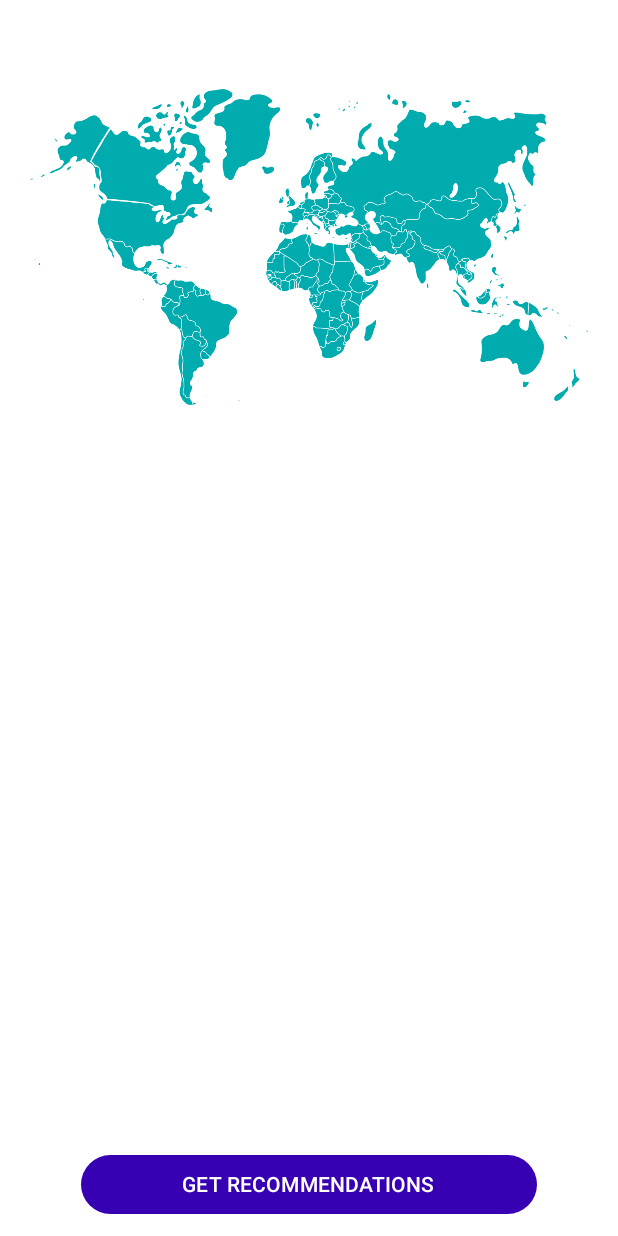
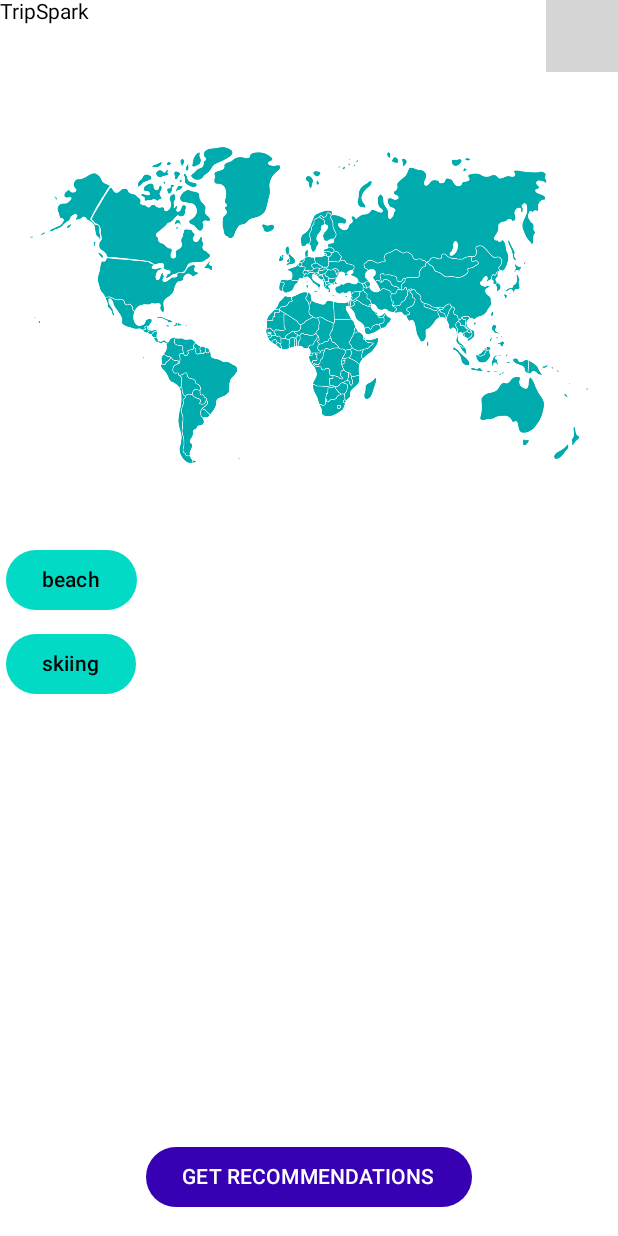
Before and after one commit to ksenydmitri/TripSpark, an Android app built with Jetpack Compose: the @Preview function InterestSelectionScreen, on a phone screen of 412 x 824 dp. Run offline under Robolectric (Android 15) with nearby library versions, the phone set to English and light mode, and no system bars; 1 statement that could not run was skipped; grey boxes are pictures that could not be loaded.

Commit message:
edit:IntrestSelectionScreen

```diff
--- a/code/app/build.gradle.kts
+++ b/code/app/build.gradle.kts
@@ -2,6 +2,8 @@ plugins {
     alias(libs.plugins.android.application)
     alias(libs.plugins.kotlin.android)
     alias(libs.plugins.kotlin.compose)
+    id("com.google.devtools.ksp")
+    id("com.google.dagger.hilt.android")
 }
 
 android {
@@ -66,4 +68,8 @@ dependencies {
 
     // Coroutines
     implementation(libs.kotlinx.coroutines.android)
+
+    //Hilt
+    implementation("com.google.dagger:hilt-android:2.57.1")
+    ksp("com.google.dagger:hilt-android-compiler:2.57.1")
 }
--- a/code/app/src/main/java/com/ksenia/tripspark/MainActivity.kt
+++ b/code/app/src/main/java/com/ksenia/tripspark/MainActivity.kt
@@ -12,7 +12,9 @@ import androidx.compose.runtime.Composable
 import androidx.compose.ui.Modifier
 import androidx.compose.ui.tooling.preview.Preview
 import com.ksenia.tripspark.ui.theme.TripSparkTheme
+import dagger.hilt.android.AndroidEntryPoint
 
+@AndroidEntryPoint
 class MainActivity : ComponentActivity() {
     override fun onCreate(savedInstanceState: Bundle?) {
         super.onCreate(savedInstanceState)
--- /dev/null
+++ b/code/app/src/main/java/com/ksenia/tripspark/di/modules/RepositoryModule.kt
@@ -0,0 +1,4 @@
+package com.ksenia.tripspark.di.modules
+
+class RepositoryModule {
+}
--- /dev/null
+++ b/code/app/src/main/java/com/ksenia/tripspark/domain/usecase/UpdateUserInterestUseCase.kt
@@ -0,0 +1,4 @@
+package com.ksenia.tripspark.domain.usecase
+
+class UpdateUserInterestUseCase {
+}
--- a/code/app/src/main/java/com/ksenia/tripspark/ui/screen/InterestSelectionScreen.kt
+++ b/code/app/src/main/java/com/ksenia/tripspark/ui/screen/InterestSelectionScreen.kt
@@ -1,18 +1,19 @@
 package com.ksenia.tripspark.ui.screen
 
-import android.util.Log.i
 import androidx.compose.foundation.Image
 import androidx.compose.foundation.layout.Arrangement
 import androidx.compose.foundation.layout.Box
 import androidx.compose.foundation.layout.Column
+import androidx.compose.foundation.layout.Row
 import androidx.compose.foundation.layout.fillMaxHeight
 import androidx.compose.foundation.layout.fillMaxSize
 import androidx.compose.foundation.layout.fillMaxWidth
-import androidx.compose.foundation.layout.height
 import androidx.compose.foundation.layout.padding
 import androidx.compose.foundation.layout.size
 import androidx.compose.foundation.layout.wrapContentHeight
 import androidx.compose.foundation.layout.wrapContentWidth
+import androidx.compose.foundation.lazy.LazyColumn
+import androidx.compose.foundation.shape.CircleShape
 import androidx.compose.material3.Button
 import androidx.compose.material3.ButtonDefaults
 import androidx.compose.material3.Text
@@ -25,6 +26,7 @@ import androidx.compose.ui.Alignment
 import androidx.compose.ui.Modifier
 import androidx.compose.ui.draw.clip
 import androidx.compose.ui.graphics.Color
+import androidx.compose.ui.graphics.ImageBitmap
 import androidx.compose.ui.graphics.RectangleShape
 import androidx.compose.ui.layout.ContentScale
 import androidx.compose.ui.res.colorResource
@@ -38,17 +40,34 @@ import com.ksenia.tripspark.domain.model.Interest
 
 @Preview
 @Composable
-fun InterestSelectionScreen(
-) {
-    Box {
-        Column(
-            verticalArrangement = Arrangement.Center,
-            modifier = Modifier
-        ) {
-            OptimizedSvg()
-            GetRecommendationsButton()
+fun InterestSelectionScreen() {
+    val interests = listOf(
+        Interest("Пляжный отдых", "beach"),
+        Interest("Горные лыжи", "skiing")
+    )
+    var selected by remember { mutableStateOf(emptyList<Interest>()) }
 
-        }
+    Column(modifier = Modifier.fillMaxSize()) {
+        Row(horizontalArrangement = Arrangement.SpaceBetween,
+            modifier = Modifier.fillMaxWidth()) {
+            Text("TripSpark")
+            AvatarImage()}
+        OptimizedSvg()
+        InterestsList(
+            interests = interests,
+            selectedInterests = selected,
+            onInterestToggle = { interest ->
+                selected = if (selected.contains(interest)) {
+                    selected - interest
+                } else {
+                    selected + interest
+                }
+            }
+        )
+        GetRecommendationsButton(
+            isEnabled = selected.isNotEmpty(),
+            onClick = { }
+        )
     }
 }
 
@@ -72,12 +91,14 @@ fun OptimizedSvg() {
 }
 
 @Composable
-fun ChoiceInterestButton(interest: Interest) {
-    var isSelected by remember { mutableStateOf(false) }
-
+fun ChoiceInterestButton(
+    interest: Interest,
+    isSelected: Boolean,
+    onInterestToggle: (Interest) -> Unit
+) {
     Button(
         onClick = {
-            isSelected = !isSelected
+            onInterestToggle(interest)
         },
         colors = ButtonDefaults.buttonColors(
             containerColor = if (isSelected) {
@@ -100,19 +121,17 @@ fun ChoiceInterestButton(interest: Interest) {
     }
 }
 
-@Preview
 @Composable
-fun GetRecommendationsButton(){
+fun GetRecommendationsButton(isEnabled: Boolean,
+                             onClick: () -> Unit){
     Box(
         modifier = Modifier
             .fillMaxWidth()
-            .fillMaxHeight()
+            .fillMaxHeight(1f)
             .padding(horizontal = 16.dp),
     ) { Button(
         onClick = {},
         modifier = Modifier
-            .fillMaxWidth(0.8f)
-            .height(70.dp)
             .align(Alignment.BottomCenter)
             .padding(vertical = 15.dp),
         colors = ButtonDefaults.buttonColors(
@@ -130,6 +149,36 @@ fun GetRecommendationsButton(){
 }
 
 @Composable
-fun InterestsList(){
+fun AvatarImage(bitmap: ImageBitmap) {
+    Box {
+        Image(
+            painter = painterResource(R.drawable.avatar_base),
+            contentDescription = "User avatar",
+            modifier = Modifier
+                .size(40.dp)
+                .clip(CircleShape),
+            contentScale = ContentScale.Crop
+        )
+    }
+}
 
+@Composable
+fun InterestsList(interests: List<Interest>,
+                  selectedInterests: List<Interest>,
+                  onInterestToggle: (Interest) -> Unit){
+    Box(
+        modifier = Modifier
+            .fillMaxHeight(0.8f)
+            .fillMaxWidth()
+    ) {
+        LazyColumn {
+            items(count = interests.size){interest ->
+                ChoiceInterestButton(
+                    interest = interests[interest],
+                    isSelected = selectedInterests.contains(interests[interest]),
+                    onInterestToggle = onInterestToggle
+                )
+            }
+        }
+    }
 }
--- a/code/build.gradle.kts
+++ b/code/build.gradle.kts
@@ -3,4 +3,6 @@ plugins {
     alias(libs.plugins.android.application) apply false
     alias(libs.plugins.kotlin.android) apply false
     alias(libs.plugins.kotlin.compose) apply false
+    id("com.google.dagger.hilt.android") version "2.57.2" apply false
+    id("com.google.devtools.ksp") version "2.0.21-1.0.27" apply false
 }
```
Also changed, not shown: code/app/src/main/java/com/ksenia/tripspark/Application.kt (added, +7 -0 lines), code/app/src/main/java/com/ksenia/tripspark/data/repository/UserRepositoryImpl.kt (added, +29 -0 lines), code/app/src/main/java/com/ksenia/tripspark/di/modules/UseCaseModule.kt (added, +20 -0 lines), code/app/src/main/java/com/ksenia/tripspark/domain/repository/UserRepository.kt (added, +10 -0 lines), code/app/src/main/java/com/ksenia/tripspark/domain/usecase/GetUserUseCase.kt (added, +14 -0 lines), code/app/src/main/java/com/ksenia/tripspark/domain/usecase/UserUseCases.kt (added, +9 -0 lines), code/app/src/main/java/com/ksenia/tripspark/ui/viewmodel/InterestViewModel.kt (added, +39 -0 lines), code/app/src/main/res/drawable/avatar_base.png (added).
